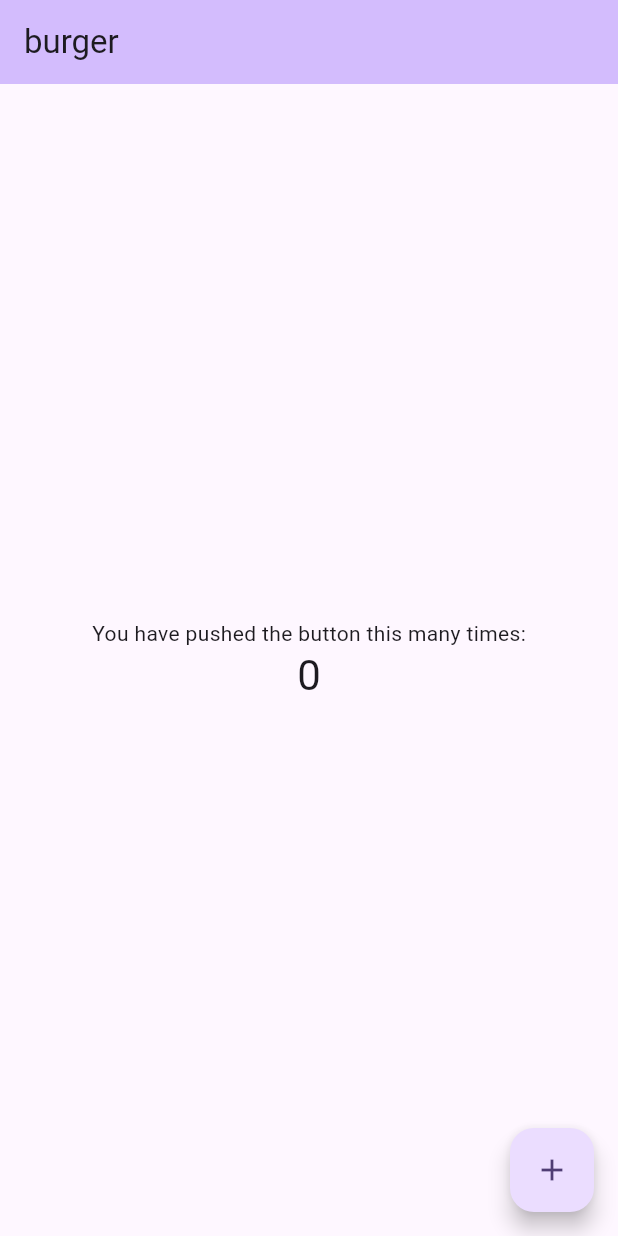
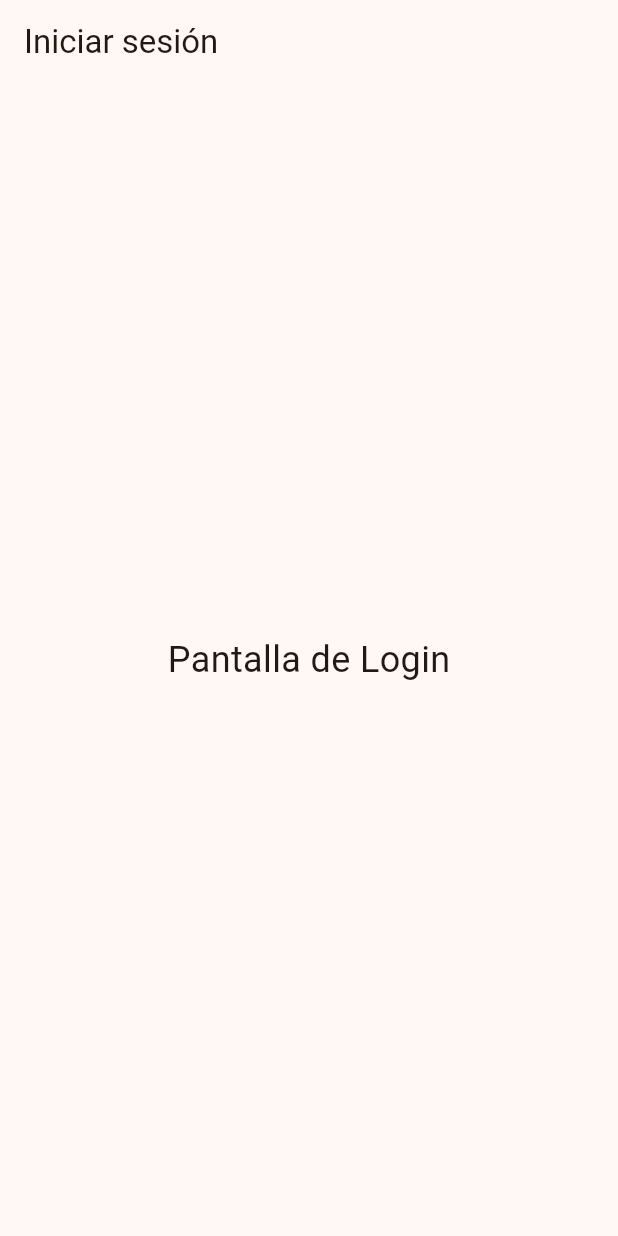
Before and after one commit to RoderickMS/DSFVI, a Flutter app: the screen it shows after launch, on a phone screen of 412 x 824 dp. Run offline on Flutter 3.47's test engine with Material 3 defaults, Android fonts, the phone set to English and light mode, and no system bars.

Commit message:
Crea la estructura inicial y la pantalla de login

```diff
--- a/burgershop/lib/main.dart
+++ b/burgershop/lib/main.dart
@@ -1,4 +1,5 @@
 import 'package:flutter/material.dart';
+import 'screens/login/login_screen.dart';
 
 void main() {
   runApp(const MyApp());
@@ -7,116 +8,16 @@ void main() {
 class MyApp extends StatelessWidget {
   const MyApp({super.key});
 
-  // This widget is the root of your application.
   @override
   Widget build(BuildContext context) {
     return MaterialApp(
-      title: 'PAPOIIIIIIIIIIIIIIIIIIIIIIIII',
+      debugShowCheckedModeBanner: false,
+      title: 'Restaurante App',
       theme: ThemeData(
-        // This is the theme of your application.
-        //
-        // TRY THIS: Try running your application with "flutter run". You'll see
-        // the application has a purple toolbar. Then, without quitting the app,
-        // try changing the seedColor in the colorScheme below to Colors.green
-        // and then invoke "hot reload" (save your changes or press the "hot
-        // reload" button in a Flutter-supported IDE, or press "r" if you used
-        // the command line to start the app).
-        //
-        // Notice that the counter didn't reset back to zero; the application
-        // state is not lost during the reload. To reset the state, use hot
-        // restart instead.
-        //
-        // This works for code too, not just values: Most code changes can be
-        // tested with just a hot reload.
-        colorScheme: ColorScheme.fromSeed(seedColor: Colors.deepPurple),
+        colorScheme: ColorScheme.fromSeed(seedColor: Colors.orange),
+        useMaterial3: true,
       ),
-      home: const MyHomePage(title: 'burger'),
+      home: const LoginScreen(),
     );
   }
 }
-
-class MyHomePage extends StatefulWidget {
-  const MyHomePage({super.key, required this.title});
-
-  // This widget is the home page of your application. It is stateful, meaning
-  // that it has a State object (defined below) that contains fields that affect
-  // how it looks.
-
-  // This class is the configuration for the state. It holds the values (in this
-  // case the title) provided by the parent (in this case the App widget) and
-  // used by the build method of the State. Fields in a Widget subclass are
-  // always marked "final".
-
-  final String title;
-
-  @override
-  State<MyHomePage> createState() => _MyHomePageState();
-}
-
-class _MyHomePageState extends State<MyHomePage> {
-  int _counter = 0;
-
-  void _incrementCounter() {
-    setState(() {
-      // This call to setState tells the Flutter framework that something has
-      // changed in this State, which causes it to rerun the build method below
-      // so that the display can reflect the updated values. If we changed
-      // _counter without calling setState(), then the build method would not be
-      // called again, and so nothing would appear to happen.
-      _counter++;
-    });
-  }
-
-  @override
-  Widget build(BuildContext context) {
-    // This method is rerun every time setState is called, for instance as done
-    // by the _incrementCounter method above.
-    //
-    // The Flutter framework has been optimized to make rerunning build methods
-    // fast, so that you can just rebuild anything that needs updating rather
-    // than having to individually change instances of widgets.
-    return Scaffold(
-      appBar: AppBar(
-        // TRY THIS: Try changing the color here to a specific color (to
-        // Colors.amber, perhaps?) and trigger a hot reload to see the AppBar
-        // change color while the other colors stay the same.
-        backgroundColor: Theme.of(context).colorScheme.inversePrimary,
-        // Here we take the value from the MyHomePage object that was created by
-        // the App.build method, and use it to set our appbar title.
-        title: Text(widget.title),
-      ),
-      body: Center(
-        // Center is a layout widget. It takes a single child and positions it
-        // in the middle of the parent.
-        child: Column(
-          // Column is also a layout widget. It takes a list of children and
-          // arranges them vertically. By default, it sizes itself to fit its
-          // children horizontally, and tries to be as tall as its parent.
-          //
-          // Column has various properties to control how it sizes itself and
-          // how it positions its children. Here we use mainAxisAlignment to
-          // center the children vertically; the main axis here is the vertical
-          // axis because Columns are vertical (the cross axis would be
-          // horizontal).
-          //
-          // TRY THIS: Invoke "debug painting" (choose the "Toggle Debug Paint"
-          // action in the IDE, or press "p" in the console), to see the
-          // wireframe for each widget.
-          mainAxisAlignment: MainAxisAlignment.center,
-          children: <Widget>[
-            const Text('You have pushed the button this many times:'),
-            Text(
-              '$_counter',
-              style: Theme.of(context).textTheme.headlineMedium,
-            ),
-          ],
-        ),
-      ),
-      floatingActionButton: FloatingActionButton(
-        onPressed: _incrementCounter,
-        tooltip: 'Increment',
-        child: const Icon(Icons.add),
-      ), // This trailing comma makes auto-formatting nicer for build methods.
-    );
-  }
-}
--- a/burgershop/lib/screens/login/login_screen.dart
+++ b/burgershop/lib/screens/login/login_screen.dart
@@ -0,0 +1,20 @@
+import 'package:flutter/material.dart';
+
+class LoginScreen extends StatelessWidget {
+  const LoginScreen({super.key});
+
+  @override
+  Widget build(BuildContext context) {
+    return Scaffold(
+      appBar: AppBar(
+        title: const Text('Iniciar sesión'),
+      ),
+      body: const Center(
+        child: Text(
+          'Pantalla de Login',
+          style: TextStyle(fontSize: 24),
+        ),
+      ),
+    );
+  }
+}
```
Also changed, not shown: burgershop/pubspec.lock.
